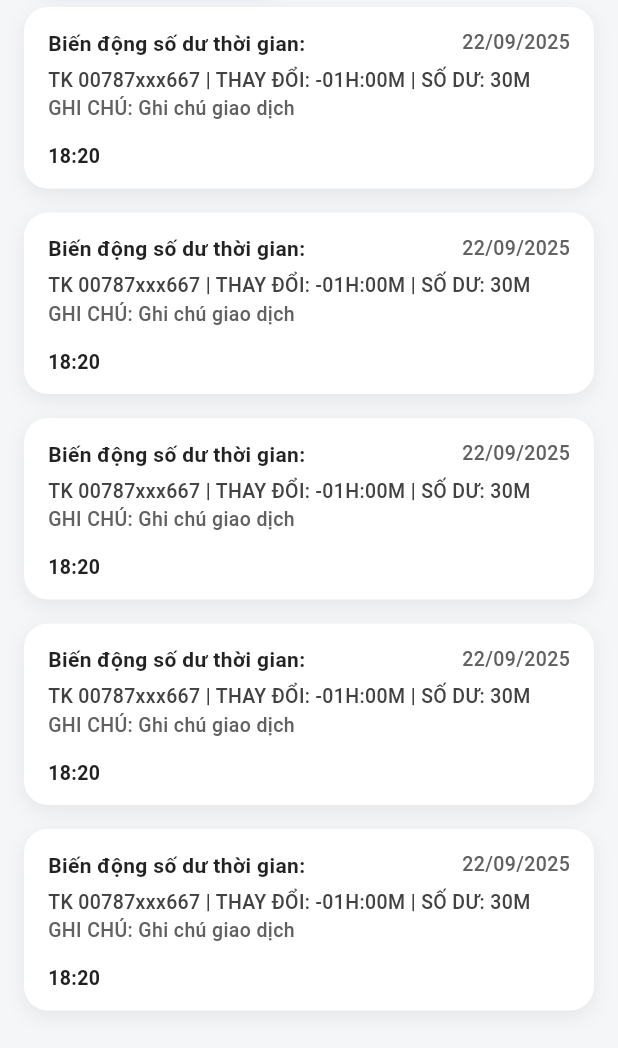
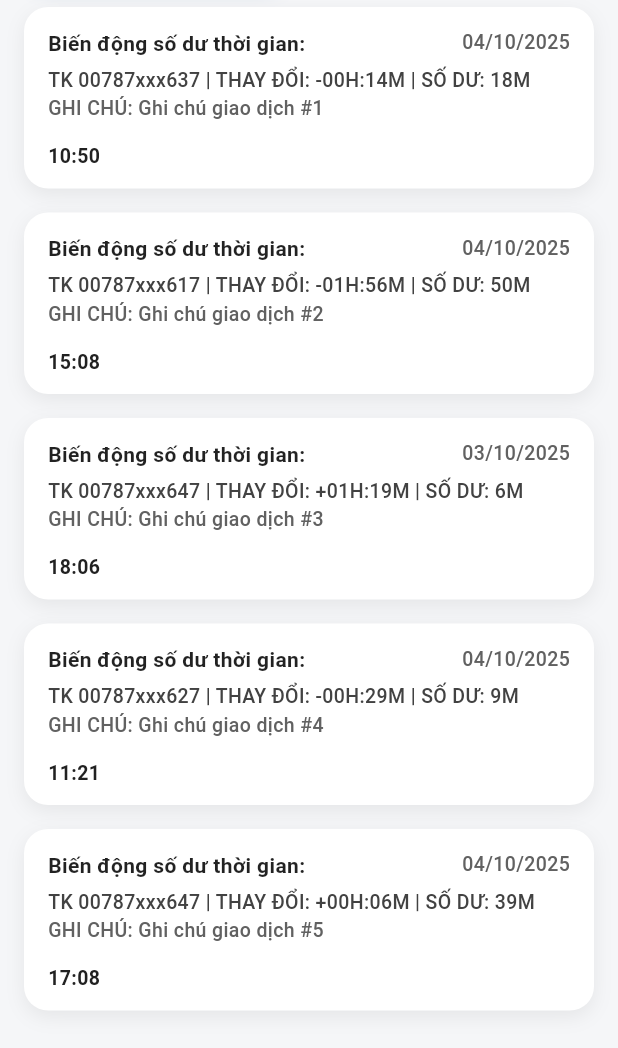
Before and after one commit to namthanhit/Time_Bank_Flutter, a Flutter app: the NotificationPage screen opened directly, on a phone screen of 412 x 824 dp, the part 188-1236 px from its top. Run offline on Flutter 3.47's test engine with Material 3 defaults, Android fonts, the phone set to English and light mode, and no system bars; our stand-ins replace dio, equatable, flutter_riverpod, flutter_secure_storage, freezed_annotation, pin_code_fields; accounts and stored records are empty.

Commit message:
refactor(notification): refactor notification module structure

```diff
--- /dev/null
+++ b/lib/features/notification/data/notification_repository.dart
@@ -0,0 +1,5 @@
+import '../../notification/domain/models/notification_models.dart';
+
+abstract class NotificationRepository {
+  Future<List<AppNotification>> fetch(AppNotificationType type);
+}
--- /dev/null
+++ b/lib/features/notification/domain/models/notification_models.dart
@@ -0,0 +1,37 @@
+import 'package:equatable/equatable.dart';
+
+enum AppNotificationType { activity, general }
+
+class AppNotification extends Equatable {
+  final String id;
+  final AppNotificationType type;
+  final String title;
+  final String message;
+  final DateTime createdAt;
+
+  // activity-only
+  final String? account;
+  final String? change;
+  final String? balance;
+  final String? note;
+  final String? timeText;
+  final String? dateText;
+
+  const AppNotification({
+    required this.id,
+    required this.type,
+    required this.title,
+    required this.message,
+    required this.createdAt,
+    this.account,
+    this.change,
+    this.balance,
+    this.note,
+    this.timeText,
+    this.dateText,
+  });
+
+  @override
+  List<Object?> get props =>
+      [id, type, title, message, createdAt, account, change, balance, note, timeText, dateText];
+}
--- /dev/null
+++ b/lib/features/notification/providers/notification_providers.dart
@@ -0,0 +1,17 @@
+import 'package:flutter_riverpod/flutter_riverpod.dart';
+import '../data/mock_notification_repository.dart';
+import '../data/notification_repository.dart';
+import '../domain/models/notification_models.dart';
+
+final notificationRepositoryProvider = Provider<NotificationRepository>(
+      (ref) => MockNotificationRepository(),
+);
+
+// Hai FutureProvider tách theo tab
+final activityNotificationsProvider = FutureProvider<List<AppNotification>>(
+      (ref) => ref.watch(notificationRepositoryProvider).fetch(AppNotificationType.activity),
+);
+
+final generalNotificationsProvider = FutureProvider<List<AppNotification>>(
+      (ref) => ref.watch(notificationRepositoryProvider).fetch(AppNotificationType.general),
+);
--- a/lib/features/notification/ui/notification_page.dart
+++ b/lib/features/notification/ui/notification_page.dart
@@ -1,26 +1,26 @@
 import 'package:flutter/material.dart';
-import 'widgets/notification_item.dart';
+import 'package:flutter_riverpod/flutter_riverpod.dart';
+import '../providers/notification_providers.dart';
 import 'widgets/notification_header.dart';
-import 'widgets/transaction_notification_card.dart';
+import 'widgets/activity_list.dart';
+import 'widgets/general_list.dart';
 
-class NotificationPage extends StatefulWidget {
+class NotificationPage extends ConsumerStatefulWidget {
   const NotificationPage({super.key});
-
   @override
-  State<NotificationPage> createState() => _NotificationPageState();
+  ConsumerState<NotificationPage> createState() => _NotificationPageState();
 }
 
-class _NotificationPageState extends State<NotificationPage> {
+class _NotificationPageState extends ConsumerState<NotificationPage> {
   int _tabIndex = 0;
-
-  void _switchTab(int i) {
-    if (_tabIndex != i) setState(() => _tabIndex = i);
-  }
+  void _switchTab(int i) => setState(() => _tabIndex = i);
 
   @override
   Widget build(BuildContext context) {
-    final media = MediaQuery.of(context);
-    final top = media.padding.top;
+    final top = MediaQuery.of(context).padding.top;
+    final activity = ref.watch(activityNotificationsProvider);
+    final general  = ref.watch(generalNotificationsProvider);
+
     return Scaffold(
       backgroundColor: const Color(0xFFF5F6F8),
       body: Column(
@@ -34,46 +34,18 @@ class _NotificationPageState extends State<NotificationPage> {
               switchInCurve: Curves.easeOut,
               switchOutCurve: Curves.easeIn,
               child: _tabIndex == 0
-                  ? _buildActivityNotifications()
-                  : _buildGeneralNotifications(),
+                  ? ActivityList(
+                state: activity,
+                onRefresh: () => ref.refresh(activityNotificationsProvider.future),
+              )
+                  : GeneralList(
+                state: general,
+                onRefresh: () => ref.refresh(generalNotificationsProvider.future),
+              ),
             ),
           )
         ],
       ),
     );
   }
-
-  Widget _buildActivityNotifications() {
-    return ListView.builder(
-      padding: const EdgeInsets.symmetric(horizontal: 16, vertical: 4),
-      itemCount: 5,
-      itemBuilder: (context, index) => const Padding(
-        padding: EdgeInsets.only(bottom: 16),
-        child: TransactionNotificationCard(
-          date: '22/09/2025',
-          account: 'TK 00787xxx667',
-          change: '-01H:00M',
-          balance: '30M',
-          note: 'Ghi chú giao dịch',
-          time: '18:20',
-        ),
-      ),
-    );
-  }
-
-  Widget _buildGeneralNotifications() {
-    return ListView.builder(
-      padding: const EdgeInsets.symmetric(horizontal: 16, vertical: 4),
-      itemCount: 4,
-      itemBuilder: (context, index) => Padding(
-        padding: const EdgeInsets.only(bottom: 16),
-        child: NotificationItem(
-              title: 'Thông báo chung',
-              message: 'Nội dung thông báo mẫu #${index + 1}.',
-              time: '09:3$index',
-              date: '22/09/2025',
-        ),
-      ),
-    );
-  }
 }
--- /dev/null
+++ b/lib/features/notification/ui/widgets/activity_list.dart
@@ -0,0 +1,53 @@
+import 'package:flutter/material.dart';
+import 'package:flutter_riverpod/flutter_riverpod.dart';
+import '../../domain/models/notification_models.dart';
+import 'async_states.dart';
+import 'transaction_notification_card.dart';
+
+class ActivityList extends StatelessWidget {
+  const ActivityList({
+    super.key,
+    required this.state,
+    required this.onRefresh,
+  });
+
+  final AsyncValue<List<AppNotification>> state;
+  final Future<void> Function() onRefresh;
+
+  @override
+  Widget build(BuildContext context) {
+    return state.when(
+      loading: () => const AsyncShimmerList(),
+      error: (e, _) => AsyncErrorView(message: e.toString(), onRetry: onRefresh),
+      data: (items) {
+        if (items.isEmpty) {
+          return const AsyncEmptyView(
+            title: 'Chưa có biến động',
+            subtitle: 'Khi có giao dịch mới, chúng sẽ xuất hiện tại đây.',
+          );
+        }
+        return RefreshIndicator(
+          onRefresh: onRefresh,
+          color: Colors.white,
+          backgroundColor: Colors.black54,
+          child: ListView.separated(
+            padding: const EdgeInsets.symmetric(horizontal: 16, vertical: 4),
+            itemCount: items.length,
+            separatorBuilder: (_, __) => const SizedBox(height: 16),
+            itemBuilder: (_, i) {
+              final n = items[i];
+              return TransactionNotificationCard(
+                date: n.dateText ?? '',
+                account: n.account ?? '',
+                change: n.change ?? '',
+                balance: n.balance ?? '',
+                note: n.note ?? '',
+                time: n.timeText ?? '',
+              );
+            },
+          ),
+        );
+      },
+    );
+  }
+}
--- a/lib/main.dart
+++ b/lib/main.dart
@@ -1,7 +1,7 @@
 import 'package:flutter/material.dart';
 import 'package:flutter_riverpod/flutter_riverpod.dart';
 
-import 'app/app.dart'; // file bạn gửi ở trên
+import 'app/app.dart';
 import 'core/app_config.dart';
 import 'features/auth/providers/auth_providers.dart';
 import 'features/auth/data/mock_auth_repository.dart';
--- a/pubspec.yaml
+++ b/pubspec.yaml
@@ -17,6 +17,7 @@ dependencies:
   dio: ^5.7.0
   flutter_secure_storage: ^9.2.2
   freezed_annotation: ^2.4.4
+  equatable: ^2.0.5
 
 
 
```
Also changed, not shown: lib/features/notification/data/mock_notification_repository.dart (added, +47 -0 lines), lib/features/notification/ui/widgets/async_states.dart (added, +58 -0 lines), lib/features/notification/ui/widgets/general_list.dart (added, +51 -0 lines), pubspec.lock.
